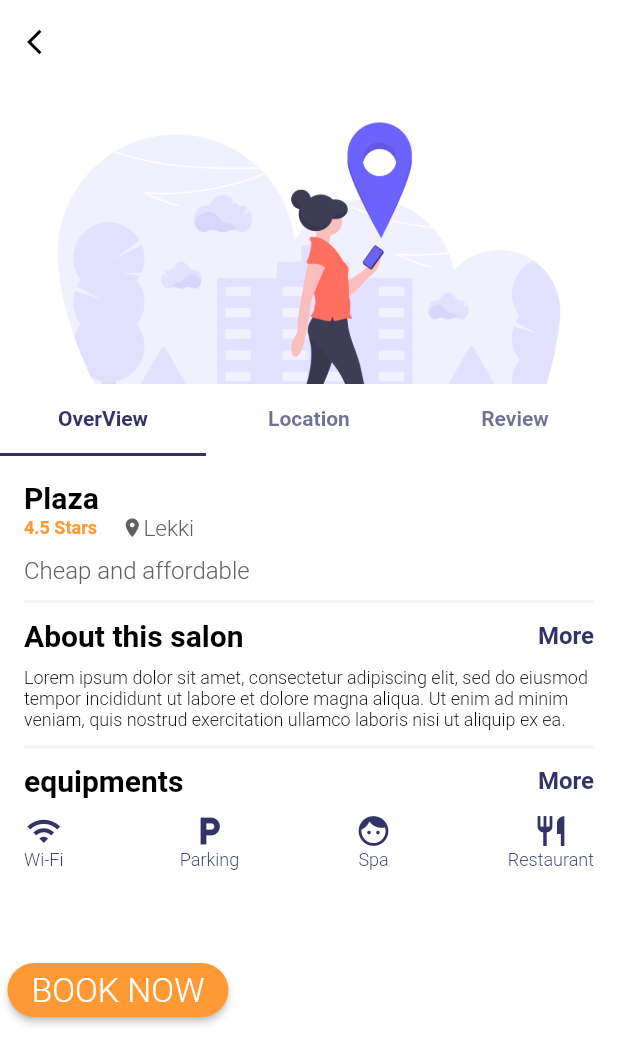
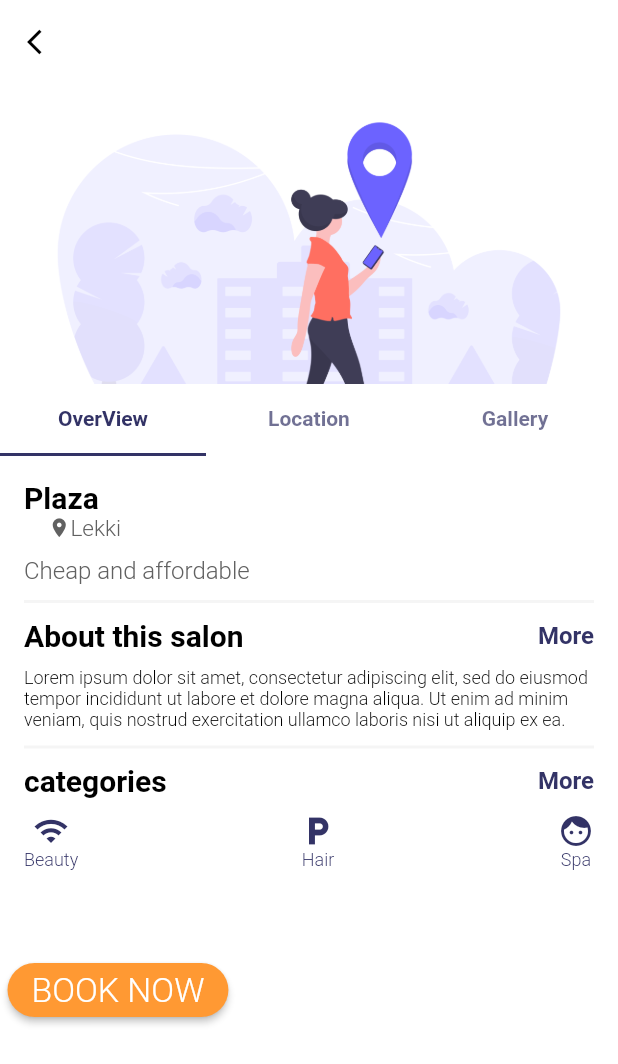
Before and after one commit to chinazaaa/Saloney, a Flutter app: the Dashboard screen opened by its route, after a tap on "Plaza", on a phone screen of 412 x 824 dp. Shown: the top 1064 px of the screen. Run offline on Flutter 3.47's test engine with Material 2 defaults, Android fonts, the phone set to English and light mode, and no system bars; our stand-ins replace bottom_navy_bar, dio, fl_chart, flutter_screenutil, flutter_slidable, font_awesome_flutter and 7 more; missing offline and left inert: google_map_location_picker, pin_entry_text_field; accounts and stored records are empty; Roboto replaces fonts that are missing (nunito).

Commit message:
customer

```diff
--- a/lib/Customer/pages/screens/dashboard.dart
+++ b/lib/Customer/pages/screens/dashboard.dart
@@ -1,7 +1,7 @@
 import 'package:flutter/cupertino.dart';
 import 'package:flutter/material.dart';
 import 'package:font_awesome_flutter/font_awesome_flutter.dart';
-import 'package:starter_project/Customer/pages/utils/bestRatedImage.dart';
+import 'package:starter_project/Customer/pages/utils/closeSalons.dart';
 import 'package:starter_project/Customer/pages/utils/buttons.dart';
 //import 'package:starter_project/Customer/pages/utils/salonsImage.dart';
 import 'package:starter_project/Customer/pages/utils/recommendationImage.dart';
@@ -17,25 +17,22 @@ class Dashboard extends StatefulWidget {
 }
 
 class _DashboardState extends State<Dashboard> {
-
   @override
   Widget build(BuildContext context) {
     return Scaffold(
-
       body: SingleChildScrollView(
         child: Column(
           children: <Widget>[
             ImageContainer(),
-
             Padding(
-              padding: const EdgeInsets.only(left:16.0,right: 16.0,bottom: 16.0),
-
+              padding:
+                  const EdgeInsets.only(left: 16.0, right: 16.0, bottom: 16.0),
               child: Column(children: <Widget>[
                 Padding(
                   padding: const EdgeInsets.only(bottom: 16.0),
                   child: Align(
                       alignment: Alignment.centerLeft,
-                      child: BoldText("Daily Offers", 20.0, kblack)),
+                      child: BoldText("Salon Closest to You", 20.0, kblack)),
                 ),
                 Container(
                   width: 330,
@@ -55,54 +52,52 @@ class _DashboardState extends State<Dashboard> {
                     ],
                   ),
                 ),
+                // Padding(
+                //   padding: const EdgeInsets.only(top: 20),
+                //   child: Row(
+                //     crossAxisAlignment: CrossAxisAlignment.center,
+                //     children: <Widget>[
+                //       BoldText("Recommended for you", 20.0, kblack),
+                //       SizedBox(
+                //         width: 60,
+                //       ),
+                //       BoldText("More", 15.0, korange),
+                //       Icon(
+                //         Icons.navigate_next,
+                //         color: korange,
+                //       )
+                //     ],
+                //   ),
+                // ),
+                // Container(
+                //   width: 400,
+                //   height: 200,
+                //   child: ListView(
+                //     scrollDirection: Axis.horizontal,
+                //     children: <Widget>[
+                //       RecommendationImage("assets/1.png", "Naza", "Lekki"),
+                //       RecommendationImage("assets/2.png", "Sudu", "Lekki"),
+                //       RecommendationImage("assets/3.png", "KC", "Lekki"),
+                //     ],
+                //   ),
+                // ),
                 Padding(
-                  padding: const EdgeInsets.only(top: 20),
-                  child: Row(
-                    crossAxisAlignment: CrossAxisAlignment.center,
-                    children: <Widget>[
-                      BoldText("Recommended for you", 20.0, kblack),
-                      SizedBox(
-                        width: 60,
-                      ),
-                      BoldText("More", 15.0, korange),
-                      Icon(
-                        Icons.navigate_next,
-                        color: korange,
-                      )
-                    ],
-                  ),
+                  padding: const EdgeInsets.only(top: 10, bottom: 16.0),
+                  child: Align(
+                      alignment: Alignment.centerLeft,
+                      child: BoldText("Salons Near You", 20.0, kblack)),
                 ),
                 Container(
                   width: 400,
-                  height: 200,
+                  height: 250,
                   child: ListView(
                     scrollDirection: Axis.horizontal,
                     children: <Widget>[
-                      RecommendationImage("assets/1.png", "Naza", "Lekki"),
-                      RecommendationImage("assets/2.png", "Sudu", "Lekki"),
-                      RecommendationImage("assets/3.png", "KC", "Lekki"),
+                      CloseSalons("assets/1.png", "KC", "Lekki"),
+                      CloseSalons("assets/2.png", "Naza", "Lekki"),
+                      CloseSalons("assets/3.png", "Sudu", "Lekki"),
+
                     ],
-                  ),
-                ),
-                Padding(
-                  padding: const EdgeInsets.only( top: 10,bottom: 16.0),
-                  child: Align(
-                      alignment: Alignment.centerLeft,
-                      child: BoldText("Best Rated Salons", 20.0, kblack)),
-                ),
-                 Container(
-                    width: 400,
-                    height: 250,
-                    child: ListView(
-                      scrollDirection: Axis.horizontal,
-                      children: <Widget>[
-                        BestRatedImage(
-                            "assets/1.png", "KC", "Lekki", 4.5),
-                        BestRatedImage(
-                            "assets/2.png", "Naza", "Lekki", 4.8),
-                        BestRatedImage("assets/3.png", "Sudu", "Lekki", 3.1),
-                      ],
-
                   ),
                 ),
                 // Padding(
@@ -130,7 +125,6 @@ class _DashboardState extends State<Dashboard> {
                 //     ],
 
                 // ),
-
               ]),
             ),
           ],
@@ -139,11 +133,9 @@ class _DashboardState extends State<Dashboard> {
     );
   }
 
-
-
   Widget buildContainer() {
     return GestureDetector(
-      onTap: (){
+      onTap: () {
         Navigator.push(context, MaterialPageRoute(builder: (_) {
           return OverViewPage();
         }));
@@ -183,7 +175,7 @@ class _DashboardState extends State<Dashboard> {
                     Row(
                       mainAxisAlignment: MainAxisAlignment.spaceAround,
                       children: <Widget>[
-                        BoldText("5 Stars", 15.0, korangelite),
+                        //BoldText("5 Stars", 15.0, korangelite),
                         Icon(
                           Icons.location_on,
                           color: kgreyDark,
@@ -206,25 +198,25 @@ class _DashboardState extends State<Dashboard> {
                             mainAxisAlignment: MainAxisAlignment.center,
                             crossAxisAlignment: CrossAxisAlignment.center,
                             children: <Widget>[
-                              Icon(
-                                Icons.star,
-                                color: kwhite,
-                                size: 15.0,
-                              ),
-                              BoldText("4.5", 15.0, kwhite)
+                              // Icon(
+                              //   Icons.star,
+                              //   color: kwhite,
+                              //   size: 15.0,
+                              // ),
+                              // BoldText("4.5", 15.0, kwhite)
                             ],
                           ),
                         ),
                         SizedBox(
                           width: 10,
                         ),
-                        NormalText("(1024 Reviews)", kgreyDark, 11.0),
+                        // NormalText("(1024 Reviews)", kgreyDark, 11.0),
                       ],
                     ),
                     SizedBox(
                       height: 30,
                     ),
-                    BoldText("Book& Save 30% !", 14.0, Colors.red),
+                    BoldText("Book & Save Stress !", 14.0, Colors.red),
                     SizedBox(height: 14),
                     Row(
                       crossAxisAlignment: CrossAxisAlignment.start,
--- a/lib/Customer/pages/screens/overViewScreen.dart
+++ b/lib/Customer/pages/screens/overViewScreen.dart
@@ -52,7 +52,7 @@ class _OverViewPageState extends State<OverViewPage>
                     tabs: <Widget>[
                       Tab(text: "OverView"),
                       Tab(text: "Location"),
-                      Tab(text: "Review"),
+                      Tab(text: "Gallery"),
                     ],
                   ),
                   backgroundColor: kwhite,
@@ -68,7 +68,7 @@ class _OverViewPageState extends State<OverViewPage>
                                 BoldText("Plaza", 20.0, kblack),
                                 Row(
                                   children: <Widget>[
-                                    BoldText("4.5 Stars", 12.0, korange),
+                                    //BoldText("4.5 Stars", 12.0, korange),
                                     SizedBox(
                                       width: 16.0,
                                     ),
@@ -83,7 +83,7 @@ class _OverViewPageState extends State<OverViewPage>
                                 SizedBox(
                                   height: 10,
                                 ),
-                                NormalText(
+                                NormalText( //description of salon goes here
                                     "Cheap and affordable", kgreyDark, 16.0),
                                 SizedBox(
                                   height: 10.0,
@@ -124,7 +124,7 @@ class _OverViewPageState extends State<OverViewPage>
                                   mainAxisAlignment:
                                       MainAxisAlignment.spaceBetween,
                                   children: <Widget>[
-                                    BoldText("equipments", 20.0, kblack),
+                                    BoldText("categories", 20.0, kblack),
                                     BoldText("More", 16, kdarkBlue),
                                   ],
                                 ),
@@ -135,12 +135,13 @@ class _OverViewPageState extends State<OverViewPage>
                                   mainAxisAlignment:
                                       MainAxisAlignment.spaceBetween,
                                   children: <Widget>[
-                                    equipmentsItem(Icons.wifi, "Wi-Fi"),
+                                    //categories go here
+                                    equipmentsItem(Icons.wifi, "Beauty"),
                                     equipmentsItem(
-                                        Icons.local_parking, "Parking"),
+                                        Icons.local_parking, "Hair"),
                                     equipmentsItem(Icons.face, "Spa"),
-                                    equipmentsItem(
-                                        Icons.restaurant, "Restaurant"),
+                                    // equipmentsItem(
+                                    //     Icons.restaurant, "Restaurant"),
                                   ],
                                 )
                               ],
@@ -171,63 +172,28 @@ class _OverViewPageState extends State<OverViewPage>
                           Container(
                             child: Padding(
                               padding: const EdgeInsets.all(16.0),
-                              child: SingleChildScrollView(
+                            child: Container(
                               child: Column(
                                 crossAxisAlignment: CrossAxisAlignment.start,
                                 children: <Widget>[
-                                    Row(
-                                      mainAxisAlignment:
-                                          MainAxisAlignment.spaceBetween,
-                                      children: <Widget>[
-                                        BoldText("Reviews", 20.0, kblack),
-                                        BoldText("See all", 16, kdarkBlue),
-                                      ],
-                                    ),
-                                    SizedBox(
-                                      height: 10,
-                                    ),
-                                    Row(
-                                      children: <Widget>[
-                                        Container(
-                                          width: 50.0,
-                                          decoration: BoxDecoration(
-                                            color: korange,
-                                            borderRadius:
-                                                BorderRadius.circular(10.0),
-                                          ),
-                                          child: Row(
-                                            mainAxisAlignment:
-                                                MainAxisAlignment.center,
-                                            crossAxisAlignment:
-                                                CrossAxisAlignment.center,
-                                            children: <Widget>[
-                                              Icon(
-                                                Icons.star,
-                                                color: kwhite,
-                                                size: 15.0,
-                                              ),
-                                              BoldText("4.5", 15.0, kwhite),
-                                            ],
+                                  BoldText("Gallery", 20.0, kblack),
+                                  ClipRRect(
+                                    borderRadius: BorderRadius.circular(20.0),
+                                    child: Image.asset(
+                                      "assets/1.png",
+                                      fit: BoxFit.fill,
+                                      height:
+                                          MediaQuery.of(context).size.width -
+                                              90,
+                                      width: MediaQuery.of(context).size.width,
                                     ),
                                   ),
-                                        SizedBox(
-                                          width: 10,
-                                        ),
-                                        NormalText(
-                                            "(420 reviews)", kgreyDark, 14),
-                                      ],
-                                    ),
-                                    SizedBox(
-                                      height: 16,
-                                    ),
-                                    reviewProfile("Hichem","5.0","05,Mar,2020"),
-                                    reviewProfile("Walid","3.5","17,feb,2020"),
-                                    reviewProfile("kratos","4.0","10,jan,2020"),
                                 ],
                               ),
                             ),
                           ),
                             ),
+
                         ],
                         controller: tabController,
                       ),
--- a/lib/Customer/pages/utils/bestRatedImage.dart
+++ b/lib/Customer/pages/utils/closeSalons.dart
@@ -3,13 +3,13 @@ import 'package:flutter/material.dart';
 import 'TextStyles.dart';
 import 'consts.dart';
 
-class BestRatedImage extends StatelessWidget {
+class CloseSalons extends StatelessWidget {
   final String imageUrl;
   final String name;
   final String location;
-  final double rate;
+  // final double rate;
 
-  BestRatedImage(this.imageUrl, this.name, this.location,this.rate);
+  CloseSalons(this.imageUrl, this.name, this.location);
 
   @override
   Widget build(BuildContext context) {
@@ -52,25 +52,25 @@ class BestRatedImage extends StatelessWidget {
                   SizedBox(
                     width: 60.0,
                   ),
-                  Container(
-                    width: 50.0,
-                    decoration: BoxDecoration(
-                      color: korange,
-                      borderRadius: BorderRadius.circular(10.0),
-                    ),
-                    child: Row(
-                      mainAxisAlignment: MainAxisAlignment.center,
-                      crossAxisAlignment: CrossAxisAlignment.center,
-                      children: <Widget>[
-                        Icon(
-                          Icons.star,
-                          color: kwhite,
-                          size: 15.0,
-                        ),
-                        BoldText(rate.toString(), 15.0, kwhite)
-                      ],
-                    ),
-                  ),
+                  // Container(
+                  //   width: 50.0,
+                  //   decoration: BoxDecoration(
+                  //     color: korange,
+                  //     borderRadius: BorderRadius.circular(10.0),
+                  //   ),
+                  //   child: Row(
+                  //     mainAxisAlignment: MainAxisAlignment.center,
+                  //     crossAxisAlignment: CrossAxisAlignment.center,
+                  //     children: <Widget>[
+                  //       Icon(
+                  //         Icons.star,
+                  //         color: kwhite,
+                  //         size: 15.0,
+                  //       ),
+                  //      // BoldText(rate.toString(), 15.0, kwhite)
+                  //     ],
+                  //   ),
+                  // ),
                 ],
               ),
             )
```
Lines whose indentation alone changed are shown as unchanged.
